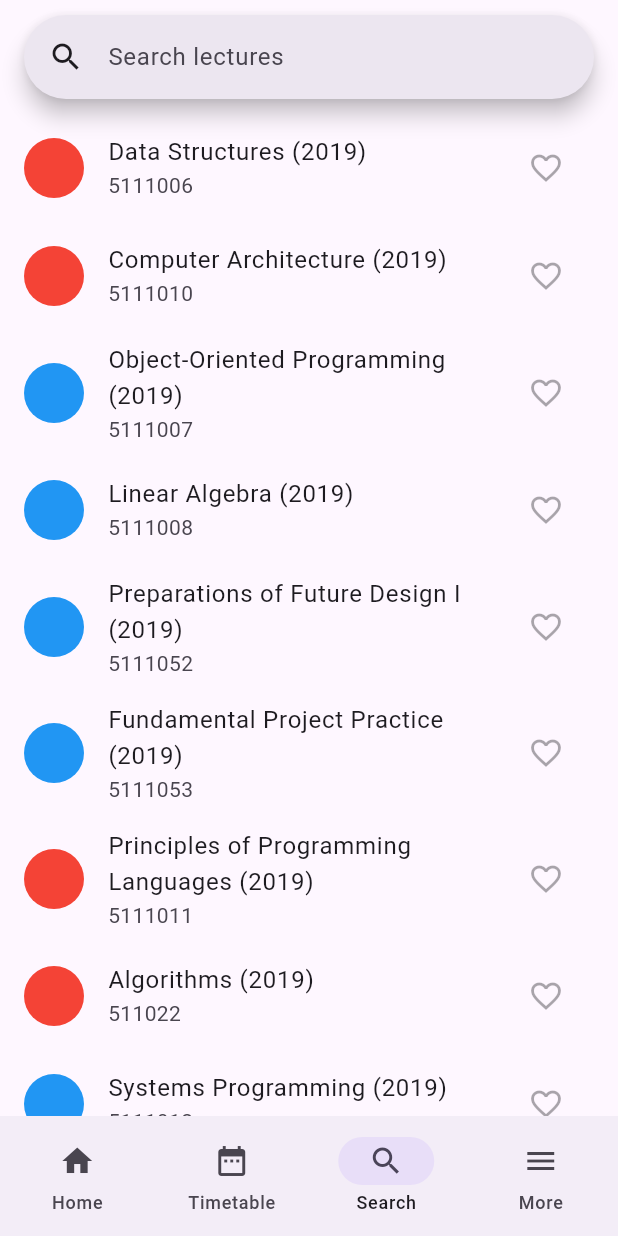
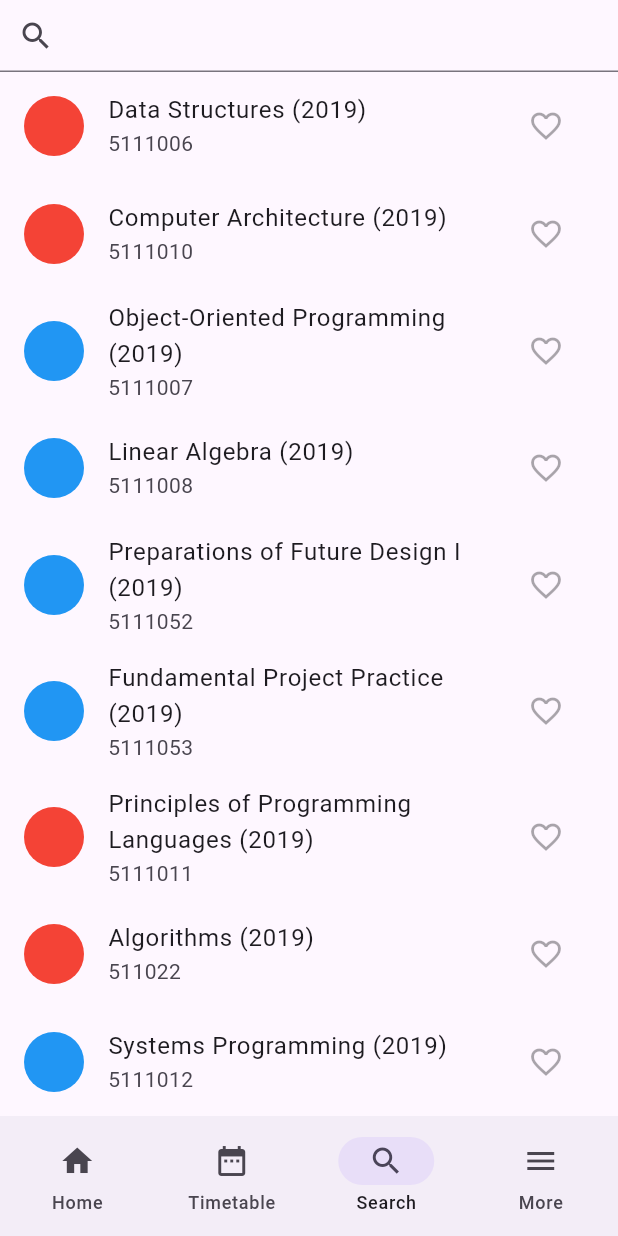
Before and after one commit to dustmqdyd/act1, a Flutter app: the screen it shows after launch, item 3 of the bottom bar chosen, on a phone screen of 412 x 824 dp. Run offline on Flutter 3.47's test engine with Material 2 defaults, Android fonts, the phone set to English and light mode, and no system bars.

Commit message:
Change SearchAnchor into TextField

```diff
--- a/lib/list_filter.dart
+++ b/lib/list_filter.dart
@@ -17,9 +17,6 @@ import 'lecture_sample.dart';
 
       year -= 1;
       lectureNumber = sample[i].previousLecture;
-
-      print('year: $year');
-      print('previous: $lectureNumber');
     }
   }
 
--- a/lib/search.dart
+++ b/lib/search.dart
@@ -33,21 +33,38 @@ class _SearchPageState extends State<SearchPage> {
         );
   }
 
+  void updateList(String value) {
+    setState(() {
+      tileList = sample.where((element) => element.lectureName.toLowerCase().contains(value.toLowerCase())).toList();
+    });
+  }
+
   @override
   Widget build(BuildContext context) {
     return CustomScrollView(
       slivers: [
-        SliverPadding(
-          padding: const EdgeInsets.symmetric(vertical: 10),
-          sliver: SliverAppBar(
-            title: SearchAnchor.bar(
-              barHintText: 'Search lectures',
-              suggestionsBuilder: (context, controller) =>
-                  getSuggestions(controller),
+        // SliverPadding(
+        //   padding: const EdgeInsets.symmetric(vertical: 10),
+        //   sliver: SliverAppBar(
+        //     title: SearchAnchor.bar(
+        //       barHintText: 'Search lectures',
+        //       suggestionsBuilder: (context, controller) =>
+        //           getSuggestions(controller),
+        //     ),
+        //     clipBehavior: Clip.none,
+        //   ),
+        // ),
+        SliverToBoxAdapter(
+          child: TextField(
+            onChanged: (value) => updateList(value),
+            decoration: const InputDecoration(
+              prefixIcon: Icon(
+                Icons.search,
+              ),
             ),
-            clipBehavior: Clip.none,
           ),
         ),
+
         SliverList(
           delegate: SliverChildBuilderDelegate(
             (context, index) => ListTile(
```
